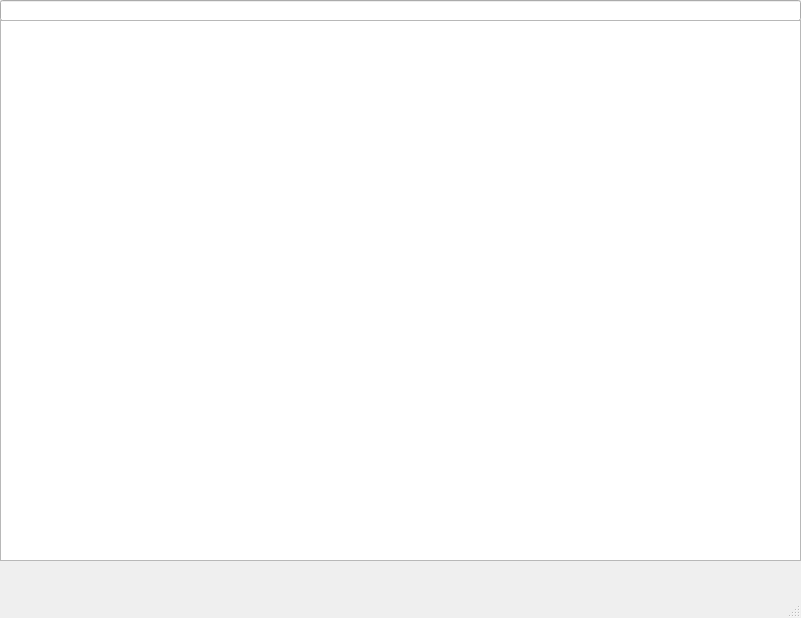
Old version of the form ui/mainVideoList.ui in the repository drk10015/WatchTime-Calculator.
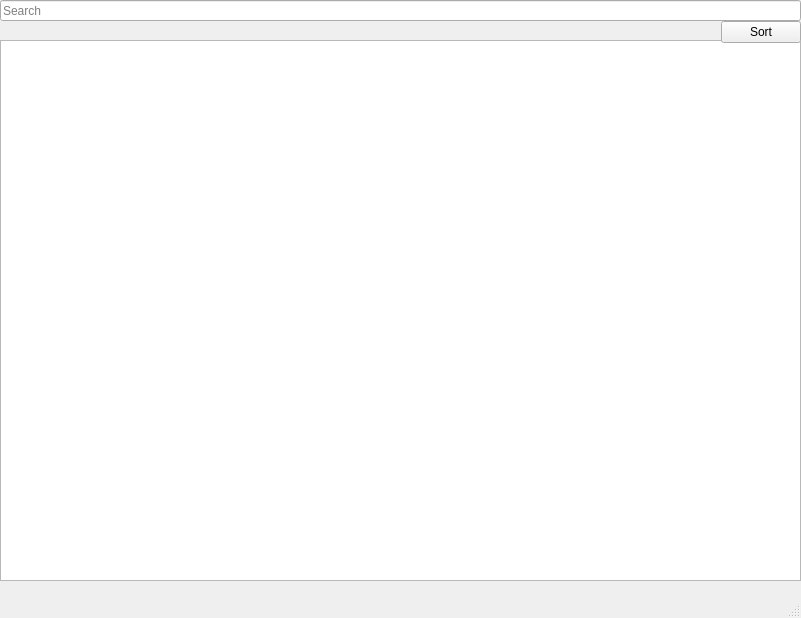
New version of the form.

Commit message: modified:   driver.py 	modified:   loads/runTimeAPILoader.py 	modified:   models/Video.py 	modified:   ui/mainVideoList.ui 	new file:   ui/sortDialog.ui 	new file:   v.dictionary 	modified:   views/LoadingWindow.py 	modified:   views/MainWindowClass.py 	new file:   views/SortWindow.py

Patch:
```diff
--- a/ui/mainVideoList.ui
+++ b/ui/mainVideoList.ui
@@ -23,17 +23,68 @@
       <height>21</height>
      </rect>
     </property>
+    <property name="placeholderText">
+     <string>Search</string>
+    </property>
    </widget>
    <widget class="QListWidget" name="videoView">
     <property name="geometry">
      <rect>
       <x>0</x>
-      <y>20</y>
+      <y>40</y>
       <width>801</width>
       <height>541</height>
      </rect>
     </property>
    </widget>
+   <widget class="QDialogButtonBox" name="buttonBox">
+    <property name="geometry">
+     <rect>
+      <x>0</x>
+      <y>20</y>
+      <width>801</width>
+      <height>23</height>
+     </rect>
+    </property>
+    <property name="standardButtons">
+     <set>QDialogButtonBox::NoButton</set>
+    </property>
+    <property name="centerButtons">
+     <bool>false</bool>
+    </property>
+   </widget>
+   <widget class="QWidget" name="horizontalLayoutWidget">
+    <property name="geometry">
+     <rect>
+      <x>0</x>
+      <y>20</y>
+      <width>801</width>
+      <height>25</height>
+     </rect>
+    </property>
+    <layout class="QHBoxLayout" name="horizontalLayout">
+     <item>
+      <spacer name="horizontalSpacer">
+       <property name="orientation">
+        <enum>Qt::Horizontal</enum>
+       </property>
+       <property name="sizeHint" stdset="0">
+        <size>
+         <width>20</width>
+         <height>20</height>
+        </size>
+       </property>
+      </spacer>
+     </item>
+     <item>
+      <widget class="QPushButton" name="sortButton">
+       <property name="text">
+        <string>Sort</string>
+       </property>
+      </widget>
+     </item>
+    </layout>
+   </widget>
   </widget>
   <widget class="QMenuBar" name="menubar">
    <property name="geometry">
```
Left out of the diff: 2 changed lines with no effect on the pictures. The commit also changes 8 other files.
